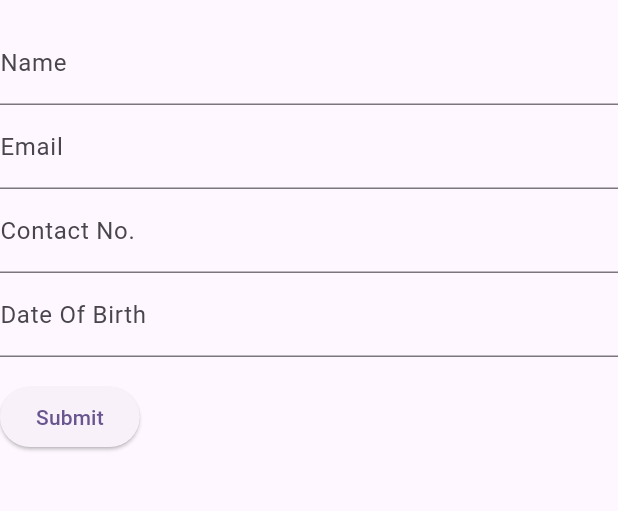
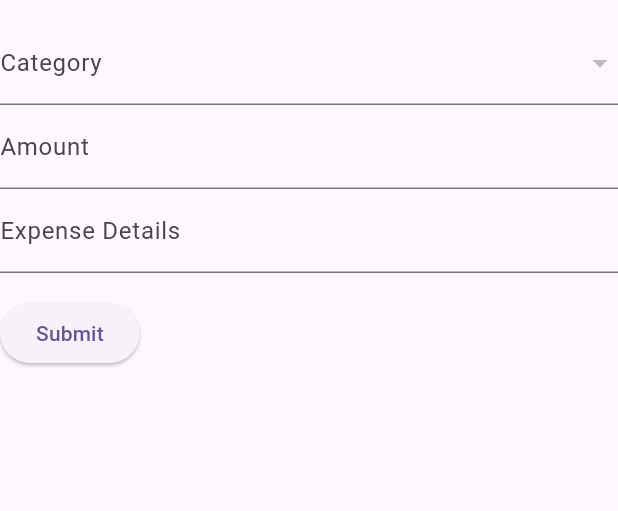
Before and after one commit to SlowpokeBloke/Flutter_ExpenseTracker, a Flutter app: the ExpenseForm screen opened directly, on a phone screen of 412 x 824 dp, the part 63-574 px from its top. Run offline on Flutter 3.47's test engine with Material 3 defaults, Android fonts, the phone set to English and light mode, and no system bars; drawn by our look-alikes of flutter_form_builder; our stand-ins replace form_builder_validators, pie_chart.

Commit message:
adjusted form fields to prompt for required info

```diff
--- a/expense_tracker/lib/screens/forms/edit_categories.dart
+++ b/expense_tracker/lib/screens/forms/edit_categories.dart
@@ -2,8 +2,8 @@ import 'package:flutter/material.dart';
 import 'package:flutter_form_builder/flutter_form_builder.dart';
 import 'package:form_builder_validators/form_builder_validators.dart';
 
-class ExpenseForm extends StatelessWidget {
-  const ExpenseForm({super.key});
+class CategoryForm extends StatelessWidget {
+  const CategoryForm({super.key});
   @override
     Widget build(BuildContext context) {
       const appTitle = 'Add New Expense';
@@ -11,25 +11,25 @@ class ExpenseForm extends StatelessWidget {
           appBar: AppBar(
             title: const Text(appTitle),
           ),
-          body: const NewExpense(),
+          body: const NewCategory(),
         );
     }
 }
-class NewExpense extends StatefulWidget {
-  const NewExpense({super.key});
+class NewCategory extends StatefulWidget {
+  const NewCategory({super.key});
   @override
-    NewExpenseState createState() {
-      return NewExpenseState();
+    NewCategoryState createState() {
+      return NewCategoryState();
     }
 }
 // Create a corresponding State class.
 // This class holds data related to the form.
-class NewExpenseState extends State<NewExpense> {
+class NewCategoryState extends State<NewCategory> {
   // Create a global key that uniquely identifies the Form widget
   // and allows validation of the form.
   //
   // Note: This is a GlobalKey<FormState>,
-  // not a GlobalKey<NewExpenseState>.
+  // not a GlobalKey<NewCategoryState>.
   final _formKey = GlobalKey<FormBuilderState>();
   @override
     Widget build(BuildContext context) {
@@ -46,23 +46,10 @@ class NewExpenseState extends State<NewExpense> {
               validator: FormBuilderValidators.compose([FormBuilderValidators.required()]),
             ),
             FormBuilderTextField(
-              //key: field spec key
-              name: 'email',
-              decoration: const InputDecoration(labelText: 'Email'),
-              validator: FormBuilderValidators.compose([FormBuilderValidators.required(), FormBuilderValidators.email()]),
+              name: 'budget',
+              decoration: const InputDecoration(labelText: 'Budget'),
+              validator: FormBuilderValidators.compose([FormBuilderValidators.required(), FormBuilderValidators.numeric()]),
             ),
-            FormBuilderTextField(
-              name: 'contactNum',
-              decoration: const InputDecoration(labelText: 'Contact No.'),
-              validator: FormBuilderValidators.compose([FormBuilderValidators.required(), FormBuilderValidators.numeric(), FormBuilderValidators.match('^[\+]?[(]?[0-9]{3}[)]?[-\s\.]?[0-9]{3}[-\s\.]?[0-9]{4,6}\$')]),
-              ),
-            FormBuilderDateTimePicker(
-              name: 'dob',
-              inputType: InputType.date,
-              decoration: const InputDecoration(labelText: 'Date Of Birth'),
-              initialDate: DateTime(1990),
-              validator: FormBuilderValidators.compose([FormBuilderValidators.required()]),
-              ),
             Padding(
               padding: const EdgeInsets.symmetric(vertical: 16),
               child: ElevatedButton(
--- a/expense_tracker/lib/screens/forms/modify_goals.dart
+++ b/expense_tracker/lib/screens/forms/expense_entry.dart
@@ -39,30 +39,28 @@ class NewExpenseState extends State<NewExpense> {
         child: Column(
           crossAxisAlignment: CrossAxisAlignment.start,
           children: <Widget>[
-            FormBuilderTextField(
-              //key: field specific key
-              name: 'name',
-              decoration: const InputDecoration(labelText: 'Name'),
-              validator: FormBuilderValidators.compose([FormBuilderValidators.required()]),
+            FormBuilderDropdown(
+              name: 'category',
+              decoration: const InputDecoration(labelText: 'Category'),
+              items: [], //List<DropdownMenuItem<TXT(fetch categories)>[]
             ),
             FormBuilderTextField(
-              //key: field spec key
-              name: 'email',
-              decoration: const InputDecoration(labelText: 'Email'),
-              validator: FormBuilderValidators.compose([FormBuilderValidators.required(), FormBuilderValidators.email()]),
+              name: 'expense amount',
+              decoration: const InputDecoration(labelText: 'Amount'),
+              validator: FormBuilderValidators.compose([FormBuilderValidators.required(), FormBuilderValidators.numeric(),]),
             ),
             FormBuilderTextField(
-              name: 'contactNum',
-              decoration: const InputDecoration(labelText: 'Contact No.'),
-              validator: FormBuilderValidators.compose([FormBuilderValidators.required(), FormBuilderValidators.numeric(), FormBuilderValidators.match('^[\+]?[(]?[0-9]{3}[)]?[-\s\.]?[0-9]{3}[-\s\.]?[0-9]{4,6}\$')]),
-              ),
-            FormBuilderDateTimePicker(
-              name: 'dob',
-              inputType: InputType.date,
-              decoration: const InputDecoration(labelText: 'Date Of Birth'),
-              initialDate: DateTime(1990),
-              validator: FormBuilderValidators.compose([FormBuilderValidators.required()]),
-              ),
+              name: 'expense description',
+              decoration: const InputDecoration(labelText: 'Expense Details'),
+              validator: FormBuilderValidators.compose([FormBuilderValidators.required(),]),
+            ),
+            // FormBuilderDateTimePicker(
+            //   name: 'dob',
+            //   inputType: InputType.date,
+            //   decoration: const InputDecoration(labelText: 'Date Of Birth'),
+            //   initialDate: DateTime(1990),
+            //   validator: FormBuilderValidators.compose([FormBuilderValidators.required()]),
+            //   ),
             Padding(
               padding: const EdgeInsets.symmetric(vertical: 16),
               child: ElevatedButton(
--- a/expense_tracker/lib/screens/reports.dart
+++ b/expense_tracker/lib/screens/reports.dart
@@ -22,7 +22,7 @@ class Reports extends StatelessWidget {
               'Cat3' : 32.15,
             }),
           ),
-
+          //list of prog bars for each cat in goals?
         ],
       ),
     );
```
